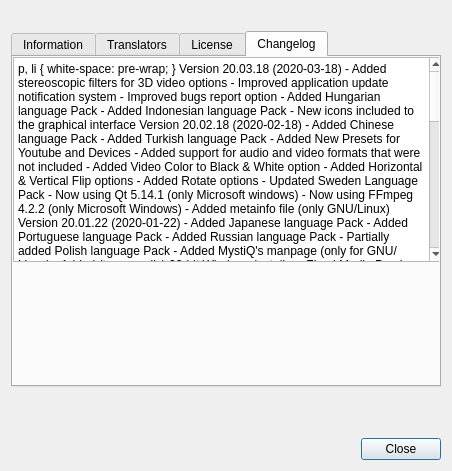
Qt form ui/aboutdialog.ui (swl-x/MystiQ) before a commit.
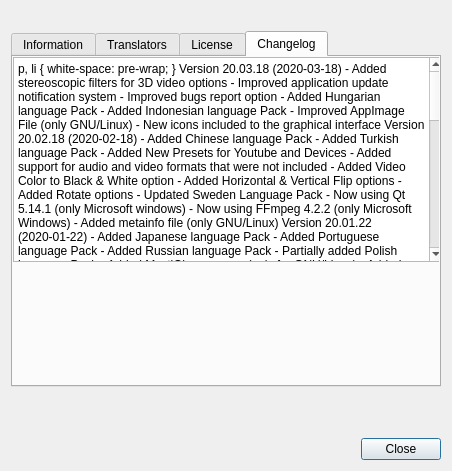
The same form after that commit. The open tabs and pages were chosen to show the change. Icons and pictures are not drawn.

Diff of the .ui file:
```diff
--- a/ui/aboutdialog.ui
+++ b/ui/aboutdialog.ui
@@ -302,6 +302,7 @@
 &lt;p style=&quot; margin-top:0px; margin-bottom:0px; margin-left:0px; margin-right:0px; -qt-block-indent:0; text-indent:0px;&quot;&gt; - Improved bugs report option&lt;/p&gt;
 &lt;p style=&quot; margin-top:0px; margin-bottom:0px; margin-left:0px; margin-right:0px; -qt-block-indent:0; text-indent:0px;&quot;&gt; - Added Hungarian language Pack&lt;/p&gt;
 &lt;p style=&quot; margin-top:0px; margin-bottom:0px; margin-left:0px; margin-right:0px; -qt-block-indent:0; text-indent:0px;&quot;&gt; - Added Indonesian language Pack&lt;/p&gt;
+&lt;p style=&quot; margin-top:0px; margin-bottom:0px; margin-left:0px; margin-right:0px; -qt-block-indent:0; text-indent:0px;&quot;&gt; - Improved AppImage File (only GNU/Linux)&lt;/p&gt;
 &lt;p style=&quot; margin-top:0px; margin-bottom:0px; margin-left:0px; margin-right:0px; -qt-block-indent:0; text-indent:0px;&quot;&gt; - New icons included to the graphical interface&lt;/p&gt;
 &lt;p style=&quot;-qt-paragraph-type:empty; margin-top:0px; margin-bottom:0px; margin-left:0px; margin-right:0px; -qt-block-indent:0; text-indent:0px;&quot;&gt;&lt;br /&gt;&lt;/p&gt;
 &lt;p style=&quot; margin-top:0px; margin-bottom:0px; margin-left:0px; margin-right:0px; -qt-block-indent:0; text-indent:0px;&quot;&gt;&lt;span style=&quot; font-weight:600;&quot;&gt;Version 20.02.18 (2020-02-18)&lt;/span&gt;&lt;/p&gt;
```
Left out of the diff: 54 changed lines with no effect on the pictures.
